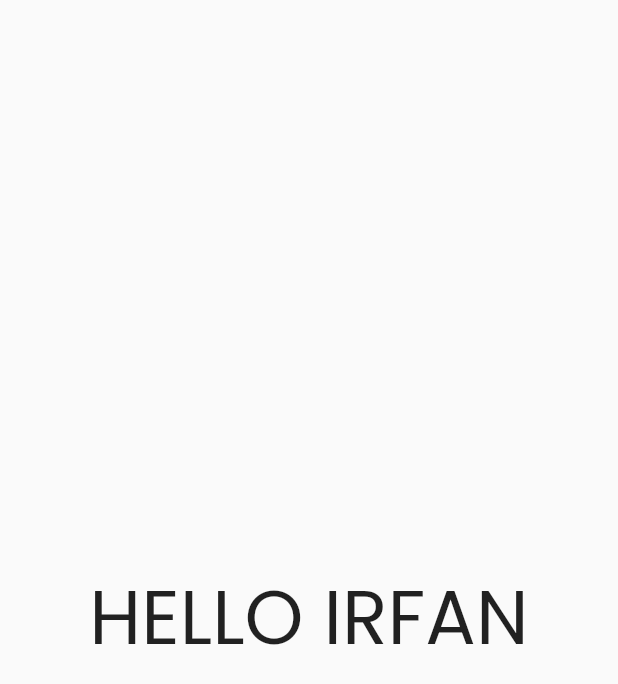
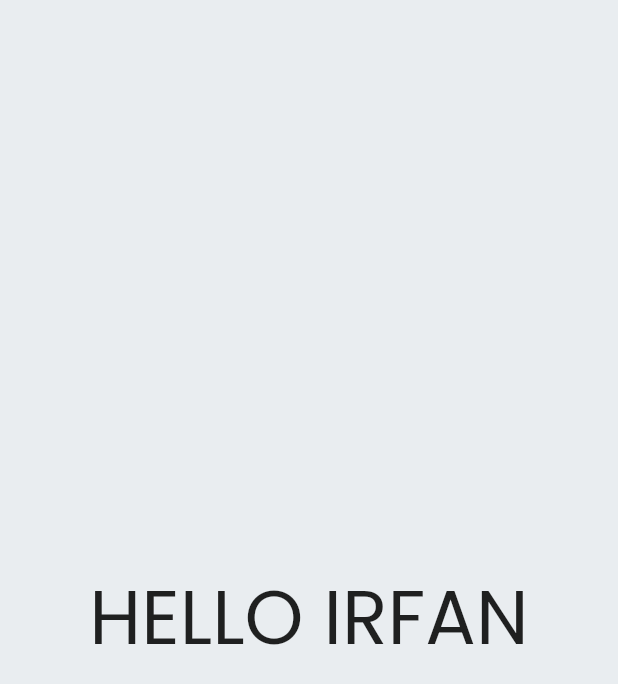
Before and after one commit to irfan701/TourApp, a Flutter app: the screen it shows after launch, on a phone screen of 412 x 824 dp. Shown: the top 684 px of the screen. Run offline on Flutter 3.47's test engine with Material 2 defaults, Android fonts, the phone set to English and light mode, and no system bars; our stand-ins replace flutter_screenutil, get, google_fonts.

Commit message:
Add Getx, AppColor, AppString
Getx, AppColor, AppString

```diff
--- a/lib/const/app_color.dart
+++ b/lib/const/app_color.dart
@@ -0,0 +1,5 @@
+import 'package:flutter/material.dart';
+
+class AppColor {
+  static const scaffoldColor = Color(0xFFE9EDF0);
+}
--- a/lib/const/app_string.dart
+++ b/lib/const/app_string.dart
@@ -0,0 +1,5 @@
+import 'package:flutter/material.dart';
+
+class AppString {
+  static const appName = 'Shelter';
+}
--- a/lib/main.dart
+++ b/lib/main.dart
@@ -1,6 +1,10 @@
 import 'package:flutter/material.dart';
 import 'package:flutter_screenutil/flutter_screenutil.dart';
+import 'package:get/get.dart';
 import 'package:google_fonts/google_fonts.dart';
+import 'package:tour_app/const/app_color.dart';
+import 'package:tour_app/const/app_string.dart';
+import 'package:tour_app/ui/route/route.dart';
 import 'package:tour_app/ui/views/splash_screen.dart';
 
 void main() {
@@ -16,12 +20,15 @@ class MyApp extends StatelessWidget {
     return ScreenUtilInit(
       designSize: const Size(428, 926),
       builder: (context, child) {
-        return MaterialApp(
-          title: 'Flutter Demo',
+        return GetMaterialApp(
+          title: AppString.appName,
           theme: ThemeData(
               primarySwatch: Colors.blue,
               textTheme: GoogleFonts.poppinsTextTheme(
-                  Theme.of(context).textTheme.apply())),
+                  Theme.of(context).textTheme.apply()),
+              scaffoldBackgroundColor: AppColor.scaffoldColor),
+          initialRoute: splash,
+          getPages: getPages,
           home: SplashScreen(),
         );
       },
--- /dev/null
+++ b/lib/ui/route/route.dart
@@ -0,0 +1,11 @@
+import 'package:get/get.dart';
+import 'package:tour_app/ui/views/onboarding_screen.dart';
+import 'package:tour_app/ui/views/splash_screen.dart';
+
+const splash = '/splash-screen';
+const onboarding = '/onboarding-screen';
+
+List<GetPage> getPages = [
+  GetPage(name: splash, page: () => SplashScreen()),
+  GetPage(name: onboarding, page: () => OnboardingScreen())
+];
```
Also changed, not shown: lib/ui/views/onboarding_screen.dart (added, +14 -0 lines).
